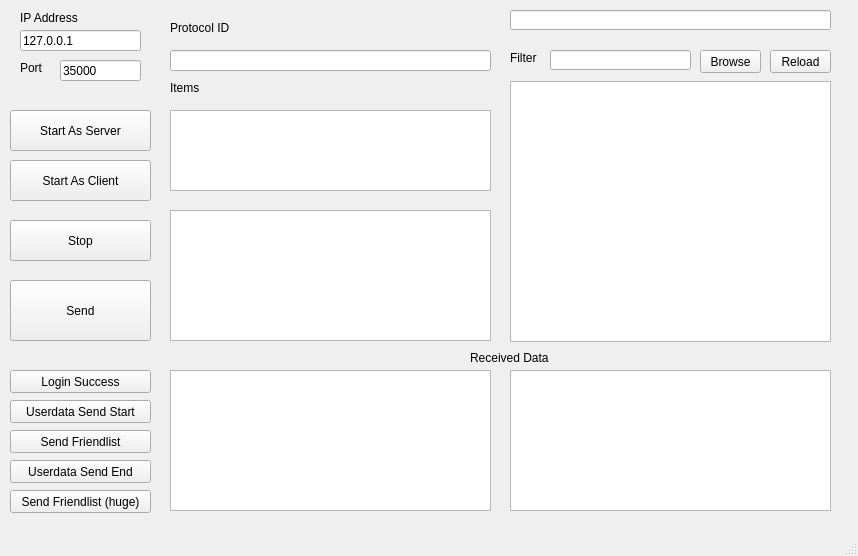
41412/messanger_debugging_tool, file mainwindow.ui: the form before one commit.
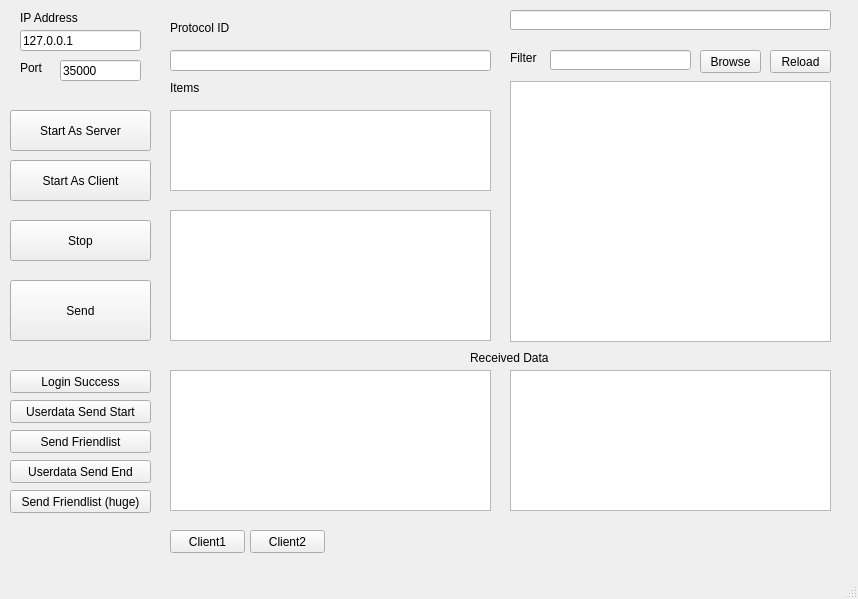
The form after the commit.

Commit message: add client dialog to test. edit scenario files. remove test.json

What changed in the file:
```diff
--- a/mainwindow.ui
+++ b/mainwindow.ui
@@ -7,7 +7,7 @@
     <x>0</x>
     <y>0</y>
     <width>858</width>
-    <height>556</height>
+    <height>599</height>
    </rect>
   </property>
   <property name="windowTitle">
@@ -350,6 +350,32 @@
      <bool>true</bool>
     </property>
    </widget>
+   <widget class="QPushButton" name="pushButton_ShowClient1">
+    <property name="geometry">
+     <rect>
+      <x>170</x>
+      <y>530</y>
+      <width>75</width>
+      <height>23</height>
+     </rect>
+    </property>
+    <property name="text">
+     <string>Client1</string>
+    </property>
+   </widget>
+   <widget class="QPushButton" name="pushButton_ShowClient2">
+    <property name="geometry">
+     <rect>
+      <x>250</x>
+      <y>530</y>
+      <width>75</width>
+      <height>23</height>
+     </rect>
+    </property>
+    <property name="text">
+     <string>Client2</string>
+    </property>
+   </widget>
   </widget>
   <widget class="QMenuBar" name="menubar">
    <property name="geometry">
```
The commit also changes 12 other files.
